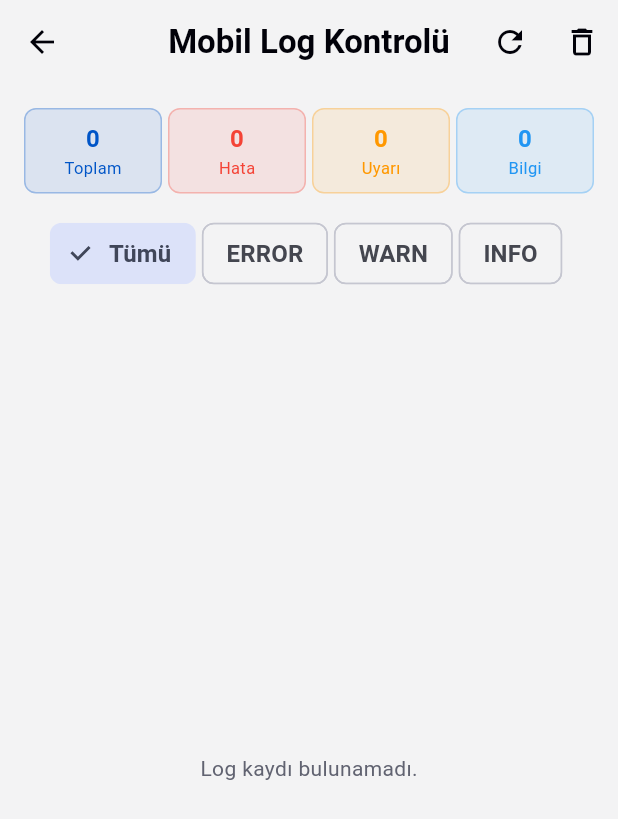
After one commit to senasanlann/barkod_hub, a Flutter app: the AdminLogScreen screen opened by its route, after a tap on "Tümü", on a phone screen of 412 x 824 dp. The commit adds this screen. Shown: the top 819 px of the screen. Run offline on Flutter 3.47's test engine with Material 3 defaults, Android fonts, the phone set to English and light mode, and no system bars; our stand-ins replace csv, dio, open_filex, pdf, share_plus, shared_preferences; missing offline and left inert: excel, mobile_scanner; accounts and stored records are empty; Roboto replaces fonts that are missing (Manrope).

Commit message:
Kullanici Rolleri

```diff
--- a/lib/core/di/service_locator.dart
+++ b/lib/core/di/service_locator.dart
@@ -4,6 +4,7 @@ import '../services/auth_service.dart';
 import '../services/export_file_service.dart';
 import '../services/favorites_service.dart';
 import '../services/file_download_service.dart';
+import '../services/log_service.dart';
 import '../services/offline_cache_service.dart';
 import '../services/suggestion_queue_service.dart';
 
@@ -31,6 +32,8 @@ class ServiceLocator {
 
   static final FavoritesService favoritesService = FavoritesService();
 
+  static final LogService logService = LogService();
+
   static ApiService? _apiServiceOverride;
 
   static ApiService get apiService => _apiServiceOverride ?? _apiService;
--- a/lib/core/routes/app_router.dart
+++ b/lib/core/routes/app_router.dart
@@ -1,6 +1,8 @@
 import 'package:flutter/material.dart';
 
 import '../../features/auth/login_screen.dart';
+import '../../features/admin/admin_log_screen.dart';
+import '../../features/admin/admin_reports_screen.dart';
 import '../../features/barcode/barcode_screen.dart';
 import '../../features/barcode/manual_barcode_screen.dart';
 import '../../features/downloads/downloads_screen.dart';
@@ -24,6 +26,12 @@ class AppRouter {
 
       case AppRoutes.favorites:
         return MaterialPageRoute(builder: (_) => const FavoritesScreen());
+
+      case AppRoutes.adminLogs:
+        return MaterialPageRoute(builder: (_) => const AdminLogScreen());
+
+      case AppRoutes.adminReports:
+        return MaterialPageRoute(builder: (_) => const AdminReportsScreen());
 
       case AppRoutes.barcode:
         return MaterialPageRoute(builder: (_) => const BarcodeScreen());
--- a/lib/core/routes/app_routes.dart
+++ b/lib/core/routes/app_routes.dart
@@ -9,4 +9,6 @@ class AppRoutes {
   static const String suggestionForm = '/suggestion-form';
   static const String login = '/login';
   static const String favorites = '/favorites';
+  static const String adminLogs = '/admin-logs';
+  static const String adminReports = '/admin-reports';
 }
--- /dev/null
+++ b/lib/core/services/log_service.dart
@@ -0,0 +1,83 @@
+import 'dart:convert';
+
+import 'package:shared_preferences/shared_preferences.dart';
+
+class LogEntry {
+  final String timestamp;
+  final String level; // INFO, WARN, ERROR
+  final String message;
+  final String? tag;
+
+  const LogEntry({
+    required this.timestamp,
+    required this.level,
+    required this.message,
+    this.tag,
+  });
+
+  Map<String, dynamic> toJson() {
+    return {
+      'timestamp': timestamp,
+      'level': level,
+      'message': message,
+      'tag': tag,
+    };
+  }
+
+  factory LogEntry.fromJson(Map<String, dynamic> json) {
+    return LogEntry(
+      timestamp: json['timestamp']?.toString() ?? '',
+      level: json['level']?.toString() ?? 'INFO',
+      message: json['message']?.toString() ?? '',
+      tag: json['tag']?.toString(),
+    );
+  }
+}
+
+class LogService {
+  LogService({Future<SharedPreferences>? preferences})
+      : _preferences = preferences ?? SharedPreferences.getInstance();
+
+  final Future<SharedPreferences> _preferences;
+
+  static const String _logsKey = 'cache_app_logs';
+  static const int maxLogEntries = 100;
+
+  Future<List<LogEntry>> getLogs() async {
+    final prefs = await _preferences;
+    final list = prefs.getStringList(_logsKey) ?? [];
+    return list.map((item) {
+      final json = jsonDecode(item) as Map<String, dynamic>;
+      return LogEntry.fromJson(json);
+    }).toList();
+  }
+
+  Future<void> log(
+    String level,
+    String message, {
+    String? tag,
+  }) async {
+    final prefs = await _preferences;
+    final logs = await getLogs();
+
+    final entry = LogEntry(
+      timestamp: DateTime.now().toIso8601String(),
+      level: level.toUpperCase(),
+      message: message,
+      tag: tag,
+    );
+
+    logs.insert(0, entry);
+    if (logs.length > maxLogEntries) {
+      logs.removeRange(maxLogEntries, logs.length);
+    }
+
+    final rawList = logs.map((e) => jsonEncode(e.toJson())).toList();
+    await prefs.setStringList(_logsKey, rawList);
+  }
+
+  Future<void> clearLogs() async {
+    final prefs = await _preferences;
+    await prefs.remove(_logsKey);
+  }
+}
--- /dev/null
+++ b/lib/features/admin/admin_log_screen.dart
@@ -0,0 +1,240 @@
+import 'package:flutter/material.dart';
+
+import '../../core/di/service_locator.dart';
+import '../../core/services/log_service.dart';
+import '../../core/theme/app_colors.dart';
+import '../../core/theme/app_spacing.dart';
+import '../../shared/widgets/app_card.dart';
+import '../../shared/widgets/app_snack_bar.dart';
+
+class AdminLogScreen extends StatefulWidget {
+  const AdminLogScreen({super.key});
+
+  @override
+  State<AdminLogScreen> createState() => _AdminLogScreenState();
+}
+
+class _AdminLogScreenState extends State<AdminLogScreen> {
+  List<LogEntry> _logs = [];
+  bool _isLoading = true;
+  String _selectedFilter = 'ALL';
+
+  @override
+  void initState() {
+    super.initState();
+    _loadLogs();
+  }
+
+  Future<void> _loadLogs() async {
+    setState(() {
+      _isLoading = true;
+    });
+
+    final logs = await ServiceLocator.logService.getLogs();
+
+    if (mounted) {
+      setState(() {
+        _logs = logs;
+        _isLoading = false;
+      });
+    }
+  }
+
+  Future<void> _clearLogs() async {
+    await ServiceLocator.logService.clearLogs();
+    if (!mounted) return;
+    AppSnackBar.showSuccess(context, 'Tüm loglar temizlendi.');
+    await _loadLogs();
+  }
+
+  Color _getLevelColor(String level) {
+    switch (level.toUpperCase()) {
+      case 'ERROR':
+        return Colors.red;
+      case 'WARN':
+      case 'WARNING':
+        return Colors.orange;
+      case 'INFO':
+      default:
+        return AppColors.primary;
+    }
+  }
+
+  @override
+  Widget build(BuildContext context) {
+    final filteredLogs = _selectedFilter == 'ALL'
+        ? _logs
+        : _logs.where((l) => l.level == _selectedFilter).toList();
+
+    final errorCount = _logs.where((l) => l.level == 'ERROR').length;
+    final warnCount = _logs.where((l) => l.level == 'WARN').length;
+    final infoCount = _logs.where((l) => l.level == 'INFO').length;
+
+    return Scaffold(
+      appBar: AppBar(
+        title: const Text('Mobil Log Kontrolü'),
+        actions: [
+          IconButton(
+            icon: const Icon(Icons.refresh),
+            onPressed: _loadLogs,
+          ),
+          IconButton(
+            icon: const Icon(Icons.delete_outline),
+            onPressed: _clearLogs,
+          ),
+        ],
+      ),
+      body: SafeArea(
+        child: _isLoading
+            ? const Center(child: CircularProgressIndicator())
+            : Column(
+                children: [
+                  Padding(
+                    padding: const EdgeInsets.all(AppSpacing.md),
+                    child: Row(
+                      children: [
+                        _buildMetricChip('Toplam', '${_logs.length}', AppColors.primary),
+                        const SizedBox(width: AppSpacing.xs),
+                        _buildMetricChip('Hata', '$errorCount', Colors.red),
+                        const SizedBox(width: AppSpacing.xs),
+                        _buildMetricChip('Uyarı', '$warnCount', Colors.orange),
+                        const SizedBox(width: AppSpacing.xs),
+                        _buildMetricChip('Bilgi', '$infoCount', Colors.blue),
+                      ],
+                    ),
+                  ),
+                  SingleChildScrollView(
+                    scrollDirection: Axis.horizontal,
+                    padding: const EdgeInsets.symmetric(horizontal: AppSpacing.md),
+                    child: Row(
+                      children: ['ALL', 'ERROR', 'WARN', 'INFO'].map((filter) {
+                        final isSelected = _selectedFilter == filter;
+                        return Padding(
+                          padding: const EdgeInsets.only(right: AppSpacing.xs),
+                          child: ChoiceChip(
+                            label: Text(filter == 'ALL' ? 'Tümü' : filter),
+                            selected: isSelected,
+                            onSelected: (_) {
+                              setState(() {
+                                _selectedFilter = filter;
+                              });
+                            },
+                          ),
+                        );
+                      }).toList(),
+                    ),
+                  ),
+                  const SizedBox(height: AppSpacing.sm),
+                  Expanded(
+                    child: filteredLogs.isEmpty
+                        ? Center(
+                            child: Text(
+                              'Log kaydı bulunamadı.',
+                              style: Theme.of(context).textTheme.bodyMedium,
+                            ),
+                          )
+                        : ListView.separated(
+                            padding: const EdgeInsets.all(AppSpacing.md),
+                            itemCount: filteredLogs.length,
+                            separatorBuilder: (_, _) =>
+                                const SizedBox(height: AppSpacing.xs),
+                            itemBuilder: (context, index) {
+                              final item = filteredLogs[index];
+                              final color = _getLevelColor(item.level);
+
+                              return AppCard(
+                                child: Column(
+                                  crossAxisAlignment: CrossAxisAlignment.start,
+                                  children: [
+                                    Row(
+                                      children: [
+                                        Container(
+                                          padding: const EdgeInsets.symmetric(
+                                            horizontal: 8,
+                                            vertical: 2,
+                                          ),
+                                          decoration: BoxDecoration(
+                                            color: color.withValues(alpha: 0.15),
+                                            borderRadius: BorderRadius.circular(4),
+                                          ),
+                                          child: Text(
+                                            item.level,
+                                            style: TextStyle(
+                                              color: color,
+                                              fontWeight: FontWeight.bold,
+                                              fontSize: 12,
+                                            ),
+                                          ),
+                                        ),
+                                        if (item.tag != null) ...[
+                                          const SizedBox(width: 8),
+                                          Text(
+                                            '[${item.tag}]',
+                                            style: Theme.of(context)
+                                                .textTheme
+                                                .bodySmall
+                                                ?.copyWith(
+                                                  color: AppColors.secondaryText,
+                                                ),
+                                          ),
+                                        ],
+                                        const Spacer(),
+                                        Text(
+                                          item.timestamp.length >= 19
+                                              ? item.timestamp.substring(0, 19).replaceAll('T', ' ')
+                                              : item.timestamp,
+                                          style: Theme.of(context)
+                                              .textTheme
+                                              .bodySmall
+                                              ?.copyWith(
+                                                color: AppColors.secondaryText,
+                                              ),
+                                        ),
+                                      ],
+                                    ),
+                                    const SizedBox(height: 6),
+                                    Text(
+                                      item.message,
+                                      style: Theme.of(context).textTheme.bodyMedium,
+                                    ),
+                                  ],
+                                ),
+                              );
+                            },
+                          ),
+                  ),
+                ],
+              ),
+      ),
+    );
+  }
+
+  Widget _buildMetricChip(String label, String value, Color color) {
+    return Expanded(
+      child: Container(
+        padding: const EdgeInsets.symmetric(vertical: AppSpacing.sm),
+        decoration: BoxDecoration(
+          color: color.withValues(alpha: 0.1),
+          borderRadius: BorderRadius.circular(8),
+          border: Border.all(color: color.withValues(alpha: 0.3)),
+        ),
+        child: Column(
+          children: [
+            Text(
+              value,
+              style: TextStyle(
+                fontSize: 16,
+                fontWeight: FontWeight.bold,
+                color: color,
+              ),
+            ),
+            Text(
+              label,
+              style: TextStyle(fontSize: 11, color: color),
+            ),
+          ],
+        ),
+      ),
+    );
+  }
+}
--- a/lib/features/barcode/widgets/product_result_card.dart
+++ b/lib/features/barcode/widgets/product_result_card.dart
@@ -417,7 +417,7 @@ class _ProductResultCardState extends State<ProductResultCard> {
                   );
                 }
 
-                if (context.mounted) {
+                if (mounted) {
                   AppSnackBar.showSuccess(
                     context,
                     'Bildiriminiz alındı, teşekkür ederiz.',
--- a/lib/features/favorites/favorites_screen.dart
+++ b/lib/features/favorites/favorites_screen.dart
@@ -86,7 +86,7 @@ class _FavoritesScreenState extends State<FavoritesScreen> {
                 : ListView.separated(
                     padding: const EdgeInsets.all(AppSpacing.lg),
                     itemCount: _favorites.length,
-                    separatorBuilder: (_, __) =>
+                    separatorBuilder: (_, _) =>
                         const SizedBox(height: AppSpacing.md),
                     itemBuilder: (context, index) {
                       final item = _favorites[index];
```
Also changed, not shown: lib/core/services/auth_service.dart (+7 -1 lines), lib/features/admin/admin_reports_screen.dart (added, +251 -0 lines), lib/features/home/home_screen.dart (+110 -18 lines), 1 other file.
